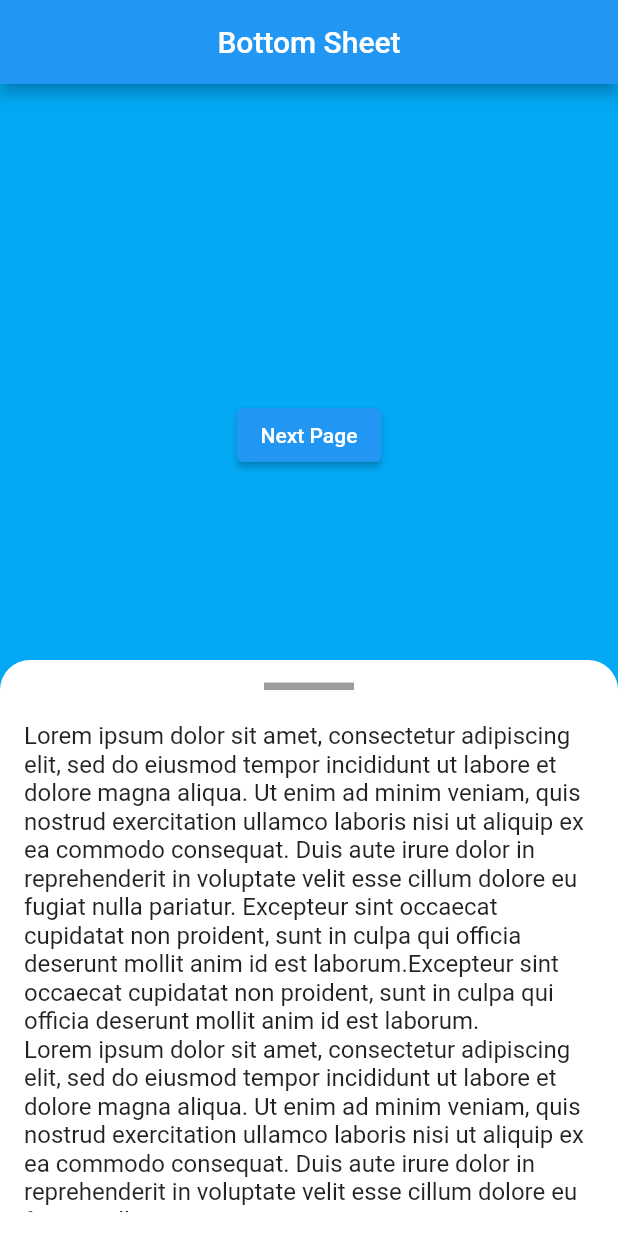
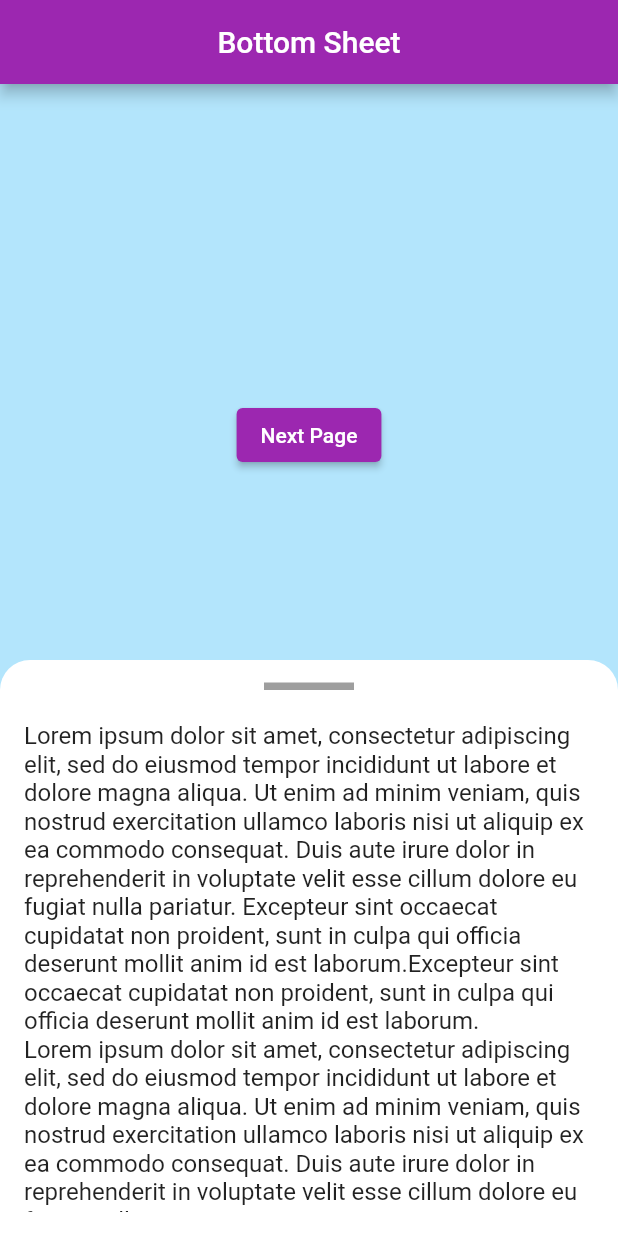
Before and after one commit to 7ANV1R/DraggableScrollableSheet, a Flutter app: the screen it shows after launch, on a phone screen of 412 x 824 dp. Run offline on Flutter 3.47's test engine with Material 2 defaults, Android fonts, the phone set to English and light mode, and no system bars.

Commit message:
color change

```diff
--- a/lib/main.dart
+++ b/lib/main.dart
@@ -12,7 +12,7 @@ class MyApp extends StatelessWidget {
       debugShowCheckedModeBanner: false,
       title: 'Bottom Sheet',
       theme: ThemeData(
-        primarySwatch: Colors.blue,
+        primarySwatch: Colors.purple,
       ),
       home: HomePage(),
     );
--- a/lib/views/homepage.dart
+++ b/lib/views/homepage.dart
@@ -8,7 +8,7 @@ class HomePage extends StatelessWidget {
   @override
   Widget build(BuildContext context) {
     return Scaffold(
-      backgroundColor: Colors.lightBlue,
+      backgroundColor: Colors.lightBlue[100],
       appBar: AppBar(
         title: Text('Bottom Sheet'),
         centerTitle: true,
```
